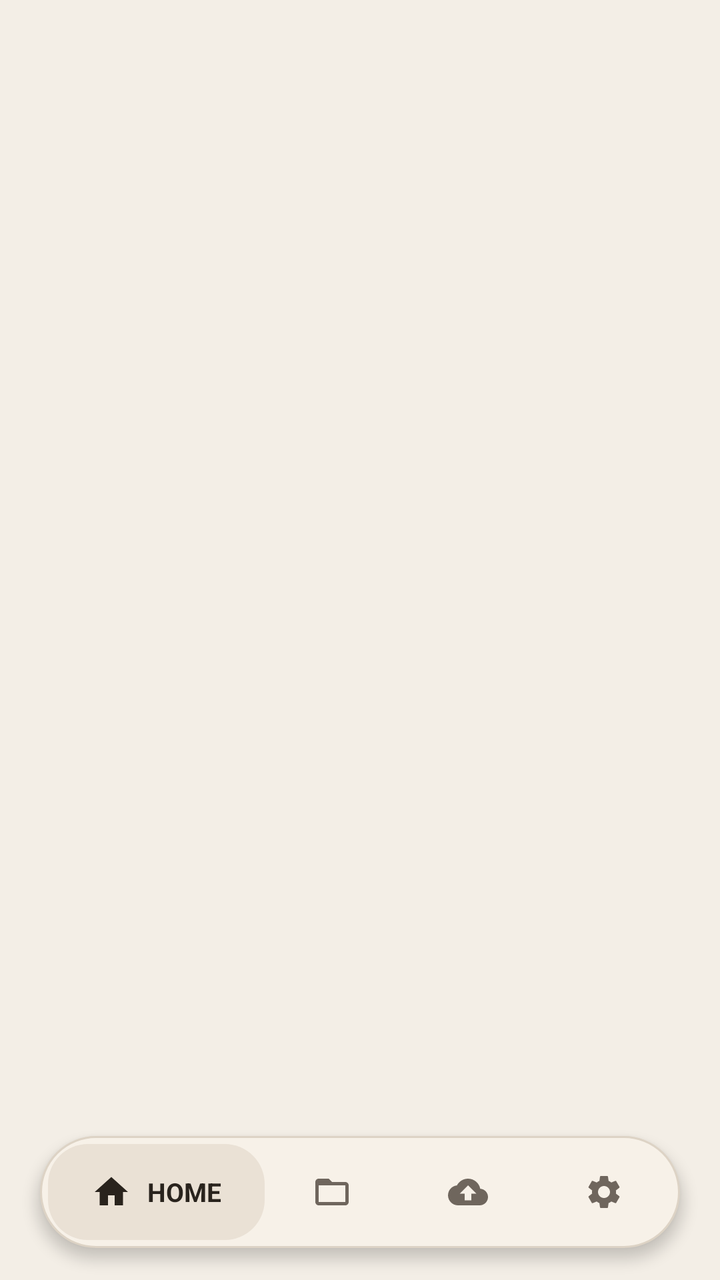
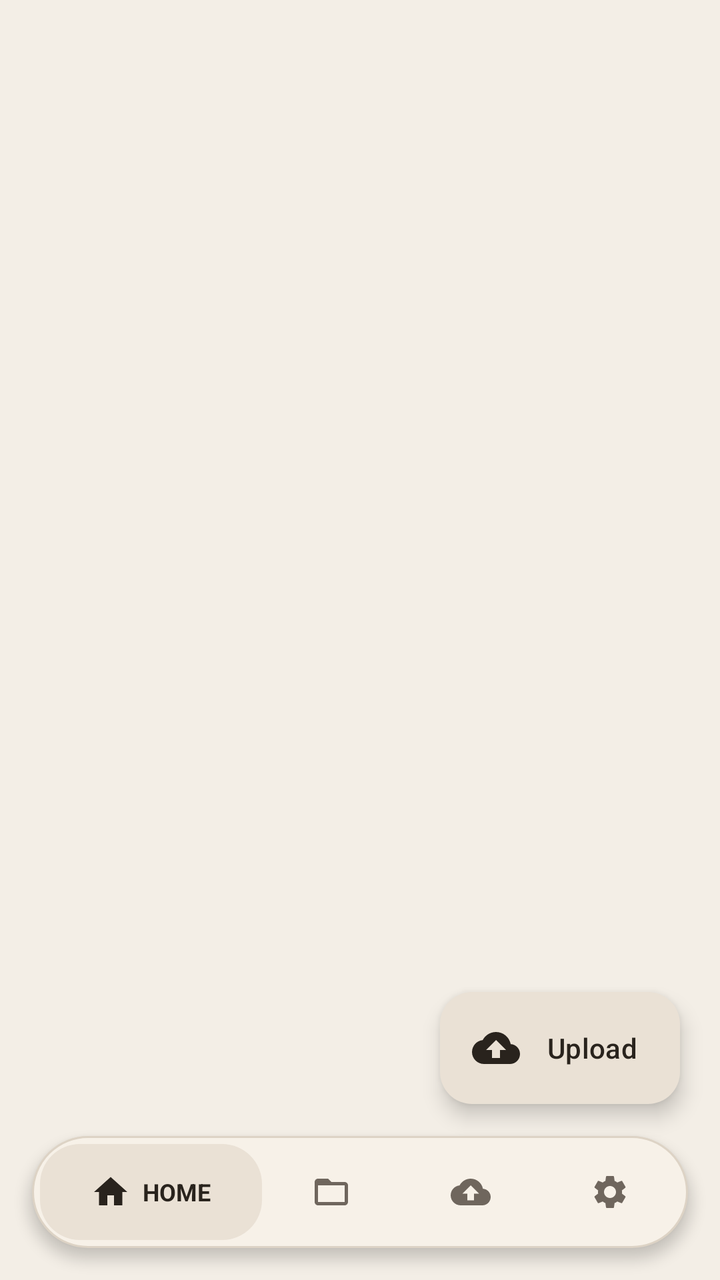

The first picture is an Android layout as it rendered before a commit; the second is the same layout after the commit. The layout source and the unified diff follow.
<!-- AndroidManifest.xml: application theme Theme.CipherVault -->
<!-- res/layout/activity_main.xml -->
<?xml version="1.0" encoding="utf-8"?>
<androidx.coordinatorlayout.widget.CoordinatorLayout
    xmlns:android="http://schemas.android.com/apk/res/android"
    xmlns:app="http://schemas.android.com/apk/res-auto"
    xmlns:tools="http://schemas.android.com/tools"
    android:id="@+id/main_root"
    android:layout_width="match_parent"
    android:layout_height="match_parent"
    android:background="?attr/colorSurface">

    
    <androidx.fragment.app.FragmentContainerView
        android:id="@+id/nav_host_container"
        android:layout_width="match_parent"
        android:layout_height="match_parent"
        android:layout_marginBottom="80dp" />

    
    <LinearLayout
        android:id="@+id/layoutPillNav"
        android:layout_width="match_parent"
        android:layout_height="56dp"
        android:layout_gravity="bottom"
        android:layout_marginStart="20dp"
        android:layout_marginEnd="20dp"
        android:layout_marginBottom="16dp"
        android:background="@drawable/bg_pill_nav_container"
        android:orientation="horizontal"
        android:gravity="center_vertical"
        android:padding="4dp"
        android:elevation="4dp">

        
        <LinearLayout
            android:id="@+id/tabHome"
            android:layout_width="0dp"
            android:layout_height="match_parent"
            android:layout_weight="1.6"
            android:background="@drawable/bg_pill_active"
            android:gravity="center"
            android:orientation="horizontal"
            android:paddingHorizontal="12dp"
            android:clickable="true"
            android:focusable="true">

            <ImageView
                android:layout_width="20dp"
                android:layout_height="20dp"
                android:contentDescription="@string/nav_home"
                android:src="@drawable/ic_nav_home"
                app:tint="?attr/colorOnPrimaryContainer" />

            <TextView
                android:id="@+id/textHome"
                android:layout_width="wrap_content"
                android:layout_height="wrap_content"
                android:layout_marginStart="8dp"
                android:text="@string/nav_home"
                android:textColor="?attr/colorOnPrimaryContainer"
                android:textSize="13sp"
                android:textStyle="bold"
                android:visibility="visible" />
        </LinearLayout>

        
        <LinearLayout
            android:id="@+id/tabFiles"
            android:layout_width="0dp"
            android:layout_height="match_parent"
            android:layout_weight="1.0"
            android:gravity="center"
            android:orientation="horizontal"
            android:paddingHorizontal="12dp"
            android:clickable="true"
            android:focusable="true">

            <ImageView
                android:layout_width="20dp"
                android:layout_height="20dp"
                android:contentDescription="@string/nav_files"
                android:src="@drawable/ic_nav_files"
                app:tint="?attr/colorOnSurfaceVariant" />

            <TextView
                android:id="@+id/textFiles"
                android:layout_width="wrap_content"
                android:layout_height="wrap_content"
                android:layout_marginStart="8dp"
                android:text="@string/nav_files"
                android:textColor="?attr/colorOnPrimaryContainer"
                android:textSize="13sp"
                android:textStyle="bold"
                android:visibility="gone" />
        </LinearLayout>

        
        <LinearLayout
            android:id="@+id/tabUpload"
            android:layout_width="0dp"
            android:layout_height="match_parent"
            android:layout_weight="1.0"
            android:gravity="center"
            android:orientation="horizontal"
            android:paddingHorizontal="12dp"
            android:clickable="true"
            android:focusable="true">

            <ImageView
                android:layout_width="20dp"
                android:layout_height="20dp"
                android:contentDescription="@string/nav_upload"
                android:src="@drawable/ic_nav_upload"
                app:tint="?attr/colorOnSurfaceVariant" />

            <TextView
                android:id="@+id/textUpload"
                android:layout_width="wrap_content"
                android:layout_height="wrap_content"
                android:layout_marginStart="8dp"
                android:text="@string/nav_upload"
                android:textColor="?attr/colorOnPrimaryContainer"
                android:textSize="13sp"
                android:textStyle="bold"
                android:visibility="gone" />
        </LinearLayout>

        
        <LinearLayout
            android:id="@+id/tabSettings"
            android:layout_width="0dp"
            android:layout_height="match_parent"
            android:layout_weight="1.0"
            android:gravity="center"
            android:orientation="horizontal"
            android:paddingHorizontal="12dp"
            android:clickable="true"
            android:focusable="true">

            <ImageView
                android:layout_width="20dp"
                android:layout_height="20dp"
                android:contentDescription="@string/nav_settings"
                android:src="@drawable/ic_nav_settings"
                app:tint="?attr/colorOnSurfaceVariant" />

            <TextView
                android:id="@+id/textSettings"
                android:layout_width="wrap_content"
                android:layout_height="wrap_content"
                android:layout_marginStart="8dp"
                android:text="@string/nav_settings"
                android:textColor="?attr/colorOnPrimaryContainer"
                android:textSize="13sp"
                android:textStyle="bold"
                android:visibility="gone" />
        </LinearLayout>

    </LinearLayout>

</androidx.coordinatorlayout.widget.CoordinatorLayout>
<!-- resources referenced by this layout -->
<resources>
  <!-- drawable bg_pill_active (drawable) -->
  <?xml version="1.0" encoding="utf-8"?>
  <shape xmlns:android="http://schemas.android.com/apk/res/android"
      android:shape="rectangle">
      <solid android:color="?attr/colorPrimaryContainer" />
      <corners android:radius="20dp" />
  </shape>
  <!-- drawable bg_pill_nav_container (drawable) -->
  <?xml version="1.0" encoding="utf-8"?>
  <shape xmlns:android="http://schemas.android.com/apk/res/android"
      android:shape="rectangle">
      <solid android:color="?attr/colorSurfaceContainerHigh" />
      <corners android:radius="30dp" />
      <stroke
          android:width="1dp"
          android:color="?attr/colorOutlineVariant" />
  </shape>
  <!-- drawable ic_nav_home (drawable) -->
  <vector xmlns:android="http://schemas.android.com/apk/res/android"
      android:width="24dp"
      android:height="24dp"
      android:viewportWidth="24"
      android:viewportHeight="24">
    <path
        android:fillColor="@android:color/white"
        android:pathData="M10,20v-6h4v6h5v-8h3L12,3 2,12h3v8z"/>
  </vector>
  <!-- drawable ic_nav_upload (drawable) -->
  <vector xmlns:android="http://schemas.android.com/apk/res/android"
      android:width="24dp"
      android:height="24dp"
      android:viewportWidth="24"
      android:viewportHeight="24">
    <path
        android:fillColor="@android:color/white"
        android:pathData="M19.35,10.04C18.67,6.59 15.64,4 12,4 9.11,4 6.6,5.64 5.35,8.04 2.34,8.36 0,10.91 0,14c0,3.31 2.69,6 6,6h13c2.76,0 5,-2.24 5,-5 0,-2.64,-2.05,-4.78,-4.65,-4.96zM14,13v4h-4v-4H7l5,-5 5,5h-3z"/>
  </vector>
  <string name="nav_files">FILES</string>
  <string name="nav_home">HOME</string>
  <string name="nav_settings">SETTINGS</string>
  <string name="nav_upload">UPLOAD</string>
  <color name="cv_light_primary_brown">#6B5239</color>
  <color name="cv_light_surface">#FFFDF9</color>
  <color name="cv_light_surface_container">#EAE1D5</color>
  <color name="cv_light_text_primary">#29231D</color>
  <color name="cv_light_caramel">#A68157</color>
  <color name="cv_light_surface_elevated">#F7F1E8</color>
  <color name="cv_light_bg">#F3EEE6</color>
  <color name="cv_light_text_secondary">#6F665D</color>
  <color name="cv_light_outline">#C9BDAF</color>
  <color name="cv_light_outline_variant">#DDD3C5</color>
  <color name="status_error">#EF4444</color>
  <color name="status_error_container">#3D1515</color>
  <style name="ShapeAppearance.CipherVault.Small" parent="ShapeAppearance.Material3.Corner.Small">
          <item name="cornerSize">14dp</item>
      </style>
  <style name="ShapeAppearance.CipherVault.Medium" parent="ShapeAppearance.Material3.Corner.Medium">
          <item name="cornerSize">20dp</item>
      </style>
  <style name="ShapeAppearance.CipherVault.Large" parent="ShapeAppearance.Material3.Corner.Large">
          <item name="cornerSize">26dp</item>
      </style>
  <style name="Theme.CipherVault.BottomSheetDialog" parent="ThemeOverlay.Material3.BottomSheetDialog">
          <item name="bottomSheetStyle">@style/Widget.CipherVault.BottomSheet</item>
      </style>
  <style name="Widget.CipherVault.BottomSheet" parent="Widget.Material3.BottomSheet">
          <item name="shapeAppearance">@style/ShapeAppearance.CipherVault.BottomSheet</item>
          <item name="backgroundTint">@color/cv_light_surface</item>
      </style>
  <style name="ShapeAppearance.CipherVault.BottomSheet" parent="ShapeAppearance.Material3.Corner.Large">
          <item name="cornerSizeTopLeft">28dp</item>
          <item name="cornerSizeTopRight">28dp</item>
          <item name="cornerSizeBottomLeft">0dp</item>
          <item name="cornerSizeBottomRight">0dp</item>
      </style>
  <!-- unchanged entries left out for length: 3 -->
</resources>

<!-- the commit's change to res/layout/activity_main.xml (unified diff, before → after) -->
@@ -21,8 +21,8 @@
         android:layout_width="match_parent"
         android:layout_height="56dp"
         android:layout_gravity="bottom"
-        android:layout_marginStart="20dp"
-        android:layout_marginEnd="20dp"
+        android:layout_marginStart="16dp"
+        android:layout_marginEnd="16dp"
         android:layout_marginBottom="16dp"
         android:background="@drawable/bg_pill_nav_container"
         android:orientation="horizontal"
@@ -39,7 +39,7 @@
             android:background="@drawable/bg_pill_active"
             android:gravity="center"
             android:orientation="horizontal"
-            android:paddingHorizontal="12dp"
+            android:paddingHorizontal="10dp"
             android:clickable="true"
             android:focusable="true">
 
@@ -54,10 +54,10 @@
                 android:id="@+id/textHome"
                 android:layout_width="wrap_content"
                 android:layout_height="wrap_content"
-                android:layout_marginStart="8dp"
+                android:layout_marginStart="6dp"
                 android:text="@string/nav_home"
                 android:textColor="?attr/colorOnPrimaryContainer"
-                android:textSize="13sp"
+                android:textSize="12sp"
                 android:textStyle="bold"
                 android:visibility="visible" />
         </LinearLayout>
@@ -70,7 +70,7 @@
             android:layout_weight="1.0"
             android:gravity="center"
             android:orientation="horizontal"
-            android:paddingHorizontal="12dp"
+            android:paddingHorizontal="10dp"
             android:clickable="true"
             android:focusable="true">
 
@@ -85,10 +85,10 @@
                 android:id="@+id/textFiles"
                 android:layout_width="wrap_content"
                 android:layout_height="wrap_content"
-                android:layout_marginStart="8dp"
+                android:layout_marginStart="6dp"
                 android:text="@string/nav_files"
                 android:textColor="?attr/colorOnPrimaryContainer"
-                android:textSize="13sp"
+                android:textSize="12sp"
                 android:textStyle="bold"
                 android:visibility="gone" />
         </LinearLayout>
@@ -101,7 +101,7 @@
             android:layout_weight="1.0"
             android:gravity="center"
             android:orientation="horizontal"
-            android:paddingHorizontal="12dp"
+            android:paddingHorizontal="10dp"
             android:clickable="true"
             android:focusable="true">
 
@@ -109,17 +109,17 @@
                 android:layout_width="20dp"
                 android:layout_height="20dp"
                 android:contentDescription="@string/nav_upload"
-                android:src="@drawable/ic_nav_upload"
+                android:src="@drawable/ic_file_upload"
                 app:tint="?attr/colorOnSurfaceVariant" />
 
             <TextView
                 android:id="@+id/textUpload"
                 android:layout_width="wrap_content"
                 android:layout_height="wrap_content"
-                android:layout_marginStart="8dp"
+                android:layout_marginStart="6dp"
                 android:text="@string/nav_upload"
                 android:textColor="?attr/colorOnPrimaryContainer"
-                android:textSize="13sp"
+                android:textSize="12sp"
                 android:textStyle="bold"
                 android:visibility="gone" />
         </LinearLayout>
@@ -132,7 +132,7 @@
             android:layout_weight="1.0"
             android:gravity="center"
             android:orientation="horizontal"
-            android:paddingHorizontal="12dp"
+            android:paddingHorizontal="10dp"
             android:clickable="true"
             android:focusable="true">
 
@@ -147,14 +147,30 @@
                 android:id="@+id/textSettings"
                 android:layout_width="wrap_content"
                 android:layout_height="wrap_content"
-                android:layout_marginStart="8dp"
+                android:layout_marginStart="6dp"
                 android:text="@string/nav_settings"
                 android:textColor="?attr/colorOnPrimaryContainer"
-                android:textSize="13sp"
+                android:textSize="12sp"
                 android:textStyle="bold"
                 android:visibility="gone" />
         </LinearLayout>
 
     </LinearLayout>
 
+    
+    <com.google.android.material.floatingactionbutton.ExtendedFloatingActionButton
+        android:id="@+id/fabUpload"
+        android:layout_width="wrap_content"
+        android:layout_height="wrap_content"
+        android:layout_gravity="bottom|end"
+        android:layout_marginEnd="20dp"
+        android:layout_marginBottom="88dp"
+        android:text="@string/fab_upload"
+        android:textColor="?attr/colorOnPrimaryContainer"
+        app:icon="@drawable/ic_file_upload"
+        app:iconTint="?attr/colorOnPrimaryContainer"
+        app:backgroundTint="?attr/colorPrimaryContainer"
+        app:elevation="4dp"
+        android:contentDescription="@string/fab_upload" />
+
 </androidx.coordinatorlayout.widget.CoordinatorLayout>
<!-- resource entries referenced after the edit -->
@@ -17,6 +17,16 @@
           android:width="1dp"
           android:color="?attr/colorOutlineVariant" />
   </shape>
+  <!-- drawable ic_file_upload (drawable) -->
+  <vector xmlns:android="http://schemas.android.com/apk/res/android"
+      android:width="32dp"
+      android:height="32dp"
+      android:viewportWidth="24"
+      android:viewportHeight="24">
+    <path
+        android:fillColor="@android:color/white"
+        android:pathData="M19.35,10.04C18.67,6.59 15.64,4 12,4 9.11,4 6.6,5.64 5.35,8.04 2.34,8.36 0,10.91 0,14c0,3.31 2.69,6 6,6h13c2.76,0 5,-2.24 5,-5 0,-2.64,-2.05,-4.78,-4.65,-4.96zM14,13v4h-4v-4H7l5,-5 5,5h-3z"/>
+  </vector>
   <!-- drawable ic_nav_home (drawable) -->
   <vector xmlns:android="http://schemas.android.com/apk/res/android"
       android:width="24dp"
@@ -27,16 +37,7 @@
         android:fillColor="@android:color/white"
         android:pathData="M10,20v-6h4v6h5v-8h3L12,3 2,12h3v8z"/>
   </vector>
-  <!-- drawable ic_nav_upload (drawable) -->
-  <vector xmlns:android="http://schemas.android.com/apk/res/android"
-      android:width="24dp"
-      android:height="24dp"
-      android:viewportWidth="24"
-      android:viewportHeight="24">
-    <path
-        android:fillColor="@android:color/white"
-        android:pathData="M19.35,10.04C18.67,6.59 15.64,4 12,4 9.11,4 6.6,5.64 5.35,8.04 2.34,8.36 0,10.91 0,14c0,3.31 2.69,6 6,6h13c2.76,0 5,-2.24 5,-5 0,-2.64,-2.05,-4.78,-4.65,-4.96zM14,13v4h-4v-4H7l5,-5 5,5h-3z"/>
-  </vector>
+  <string name="fab_upload">Upload</string>
   <string name="nav_files">FILES</string>
   <string name="nav_home">HOME</string>
   <string name="nav_settings">SETTINGS</string>
@@ -60,7 +61,7 @@
           <item name="cornerSize">20dp</item>
       </style>
   <style name="ShapeAppearance.CipherVault.Large" parent="ShapeAppearance.Material3.Corner.Large">
-          <item name="cornerSize">26dp</item>
+          <item name="cornerSize">28dp</item>
       </style>
   <style name="Theme.CipherVault.BottomSheetDialog" parent="ThemeOverlay.Material3.BottomSheetDialog">
           <item name="bottomSheetStyle">@style/Widget.CipherVault.BottomSheet</item>
